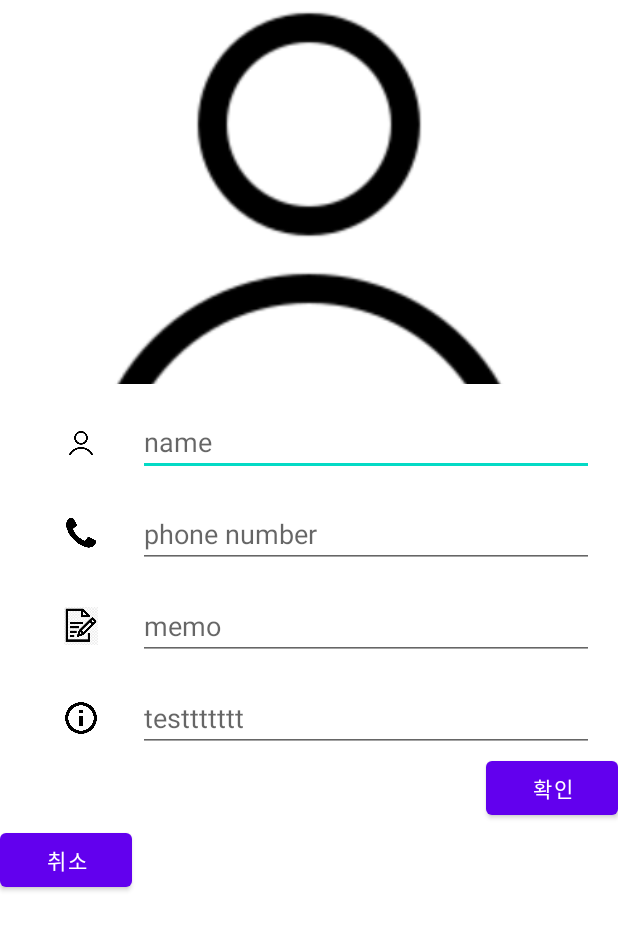
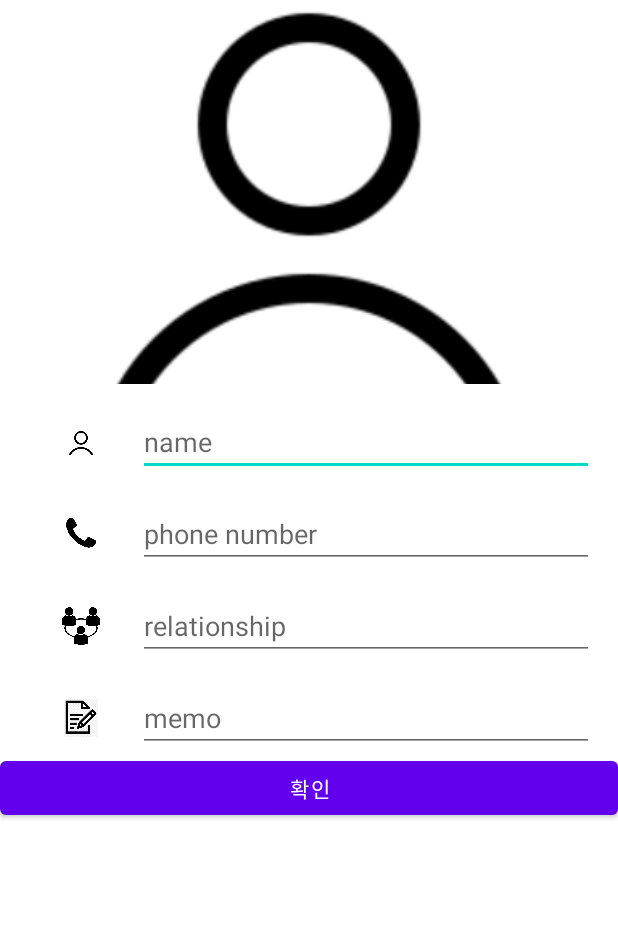
Before and after one commit to kimec824/madcamp_proj1, an Android app: the layout add_fragment.xml on its own in the app's theme, with its tools: preview values and no code run, on a phone screen of 412 x 824 dp. Shown: the top 930 px of the screen. Run offline under Robolectric (Android 15) with nearby library versions, the phone set to English and light mode, and no system bars.

```diff
--- a/app/src/main/java/com/example/myapplication/AddActivity.java
+++ b/app/src/main/java/com/example/myapplication/AddActivity.java
@@ -16,6 +16,8 @@ import androidx.annotation.NonNull;
 import androidx.annotation.Nullable;
 import androidx.appcompat.app.AppCompatActivity;
 import androidx.fragment.app.Fragment;
+import androidx.fragment.app.FragmentManager;
+import androidx.fragment.app.FragmentTransaction;
 import androidx.recyclerview.widget.RecyclerView;
 
 import org.json.JSONArray;
@@ -30,9 +32,13 @@ import java.util.ArrayList;
 
     public class AddActivity extends AppCompatActivity{
         @Override
-        protected void onCreate(Bundle savedInstanceState)
-        {
+        protected void onCreate(Bundle savedInstanceState) {
             super.onCreate(savedInstanceState);
             setContentView(R.layout.add_fragment);
         }
+        public void onClick(View view) {
+            Intent intent = new Intent(this, MainActivity.class);
+            startActivity(intent);
+        }
     }
+        //확인버튼 누를 시 json 파일에 저장하고 fragment1으로 다시 돌아가게 함
--- a/app/src/main/java/com/example/myapplication/Fragment1.java
+++ b/app/src/main/java/com/example/myapplication/Fragment1.java
@@ -153,8 +153,9 @@ public class Fragment1 extends Fragment {
 
             }
         });
-
+//TODO: 추가버튼 클릭시 앱 멈춤 문제 발생
         Button button = (Button)view.findViewById(R.id.Addbutton);
+        Toast.makeText(getActivity(),"test",Toast.LENGTH_LONG).show();
         button.setOnClickListener(new View.OnClickListener(){
             @Override
             public void onClick(View v) {
--- a/app/src/main/res/layout/add_fragment.xml
+++ b/app/src/main/res/layout/add_fragment.xml
@@ -66,7 +66,31 @@
                 android:hint="phone number"
                 android:inputType="phone" />
         </LinearLayout>
+        <LinearLayout
+            android:layout_width="match_parent"
+            android:layout_height="wrap_content"
+            android:layout_marginLeft="16dp"
+            android:layout_marginTop="16dp"
+            android:layout_marginRight="16dp"
+            android:orientation="horizontal">
 
+            <ImageView
+                android:layout_width="0dp"
+                android:layout_height="wrap_content"
+                android:layout_gravity="center"
+                android:layout_weight="1"
+                android:adjustViewBounds="true"
+                android:maxWidth="25dp"
+                android:maxHeight="25dp"
+                android:src="@drawable/relationship" />
+
+            <EditText
+                android:layout_width="0dp"
+                android:layout_height="wrap_content"
+                android:layout_weight="4"
+                android:hint="relationship"
+                android:inputType="text" />
+        </LinearLayout>
         <LinearLayout
             android:layout_width="match_parent"
             android:layout_height="wrap_content"
@@ -96,29 +120,18 @@
 
         <LinearLayout
             android:layout_width="match_parent"
-            android:layout_height="wrap_content"
-            android:layout_marginLeft="16dp"
-            android:layout_marginTop="16dp"
-            android:layout_marginRight="16dp"
+            android:layout_height="match_parent"
             android:orientation="horizontal">
 
-            <ImageView
-                android:layout_width="0dp"
+            <!--<Button
+                android:id="@+id/Cancelbutton"
+                android:layout_width="wrap_content"
                 android:layout_height="wrap_content"
-                android:layout_gravity="center"
+                android:layout_gravity="left"
                 android:layout_weight="1"
-                android:adjustViewBounds="true"
-                android:maxWidth="25dp"
-                android:maxHeight="25dp"
-                android:src="@drawable/information" />
+                android:onClick="Cancelbutton_Clicked"
+                android:text="취소" />-->
 
-            <EditText
-                android:layout_width="0dp"
-                android:layout_height="wrap_content"
-                android:layout_weight="4"
-                android:hint="testtttttt"
-                android:inputType="text" />
-        </LinearLayout>
             <Button
                 android:id="@+id/Confirmbutton"
                 android:layout_width="wrap_content"
@@ -128,14 +141,9 @@
                 android:onClick="Confirmbutton_Clicked"
                 android:text="확인" />
 
-        <Button
-            android:id="@+id/Cancelbutton"
-            android:layout_width="wrap_content"
-            android:layout_height="wrap_content"
-            android:layout_gravity="left"
-            android:layout_weight="1"
-            android:onClick="Cancelbutton_Clicked"
-            android:text="취소" />
+        </LinearLayout>
+
+
     </LinearLayout>
 
 
```
Lines whose indentation alone changed are shown as unchanged.
